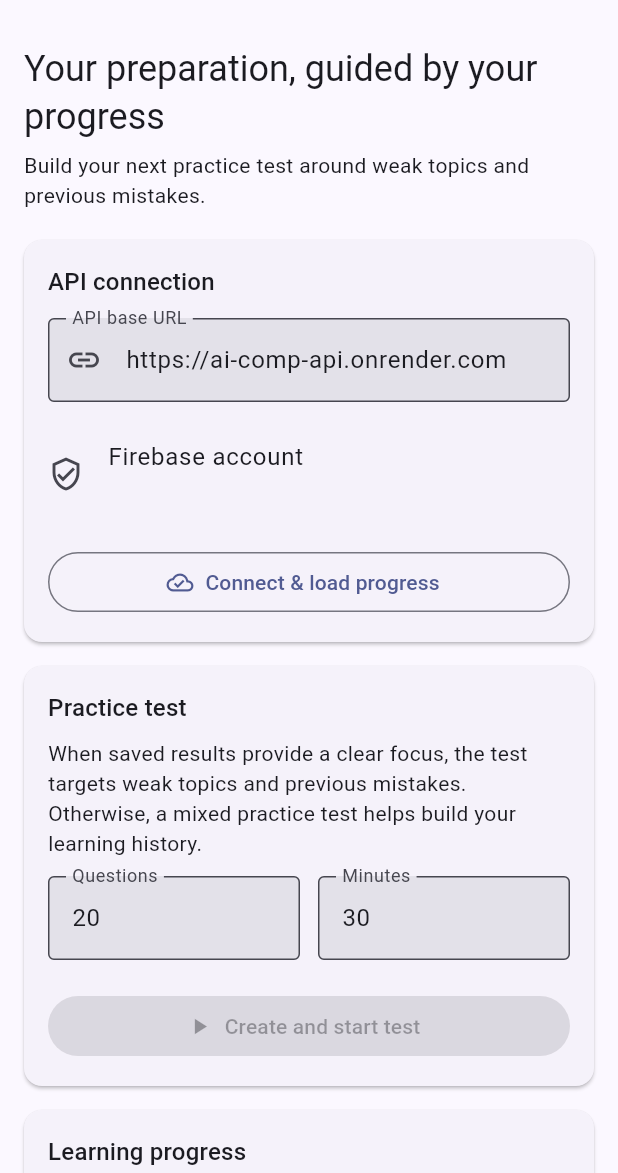
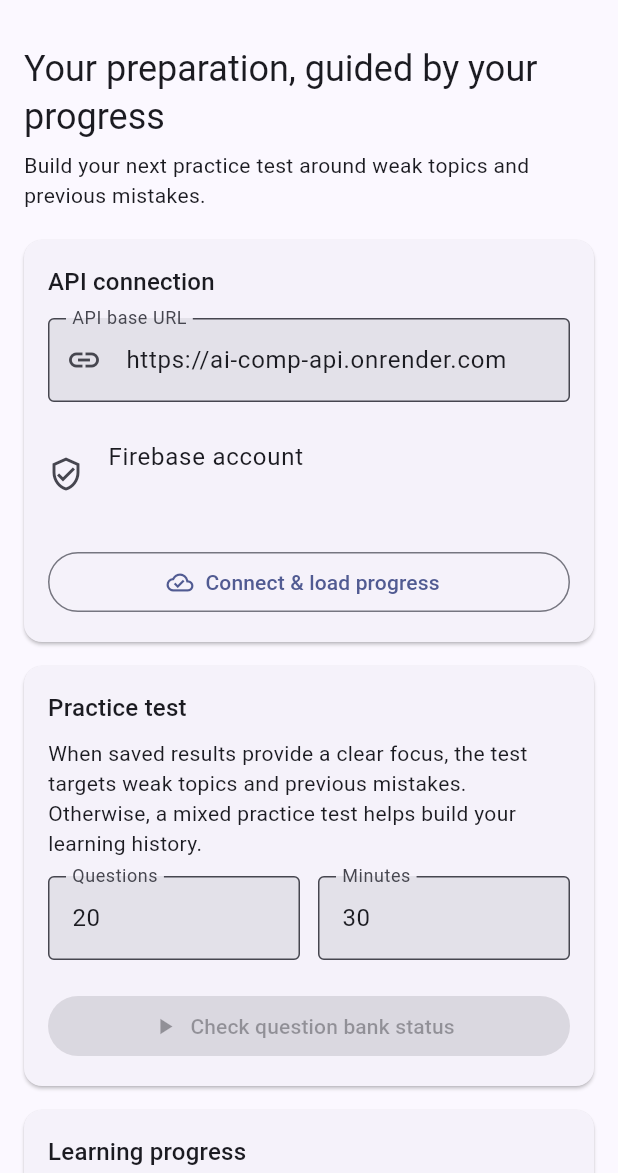
Before and after one commit to snchat78-svg/AI-COMP, a Flutter app: the screen it shows once a user with an empty profile is signed in, on a phone screen of 412 x 824 dp, the part 63-1236 px from its top. Run offline on Flutter 3.47's test engine with Material 3 defaults, Android fonts, the phone set to English and light mode, and no system bars; our stand-ins replace firebase_auth, firebase_core; accounts and stored records are empty.

Commit message:
fix: fail closed when practice pool readiness is unknown

```diff
--- a/apps/mobile/lib/screens/preparation_home_screen.dart
+++ b/apps/mobile/lib/screens/preparation_home_screen.dart
@@ -32,6 +32,7 @@ class _PreparationHomeScreenState extends State<PreparationHomeScreen> {
   LearnerAnalytics? _analytics;
   ResultsSummary? _summary;
   QuestionBankReadiness? _questionBankReadiness;
+  String? _questionBankReadinessError;
   List<TestHistoryItem> _recentSessions = const [];
   bool _loading = false;
   String? _error;
@@ -87,13 +88,11 @@ class _PreparationHomeScreenState extends State<PreparationHomeScreen> {
       final summary = await candidate.getResultsSummary();
       final sessions = await candidate.getSessions(limit: 8);
       QuestionBankReadiness? readiness;
+      String? readinessError;
       try {
         readiness = await candidate.getQuestionBankReadiness();
       } on ApiException {
-        // Preserve sign-in/dashboard access for older deployments while the
-        // new readiness endpoint is rolling out. The test action stays
-        // available unless an authoritative zero count was returned.
-        readiness = null;
+        readinessError = 'Question-bank status could not be checked. Refresh after the server update completes.';
       }
       final previous = _api;
       _api = candidate;
@@ -105,6 +104,7 @@ class _PreparationHomeScreenState extends State<PreparationHomeScreen> {
         _summary = summary;
         _recentSessions = sessions;
         _questionBankReadiness = readiness;
+        _questionBankReadinessError = readinessError;
         _loading = false;
         _error = null;
       });
@@ -132,10 +132,11 @@ class _PreparationHomeScreenState extends State<PreparationHomeScreen> {
       final summary = await api.getResultsSummary();
       final sessions = await api.getSessions(limit: 8);
       QuestionBankReadiness? readiness;
+      String? readinessError;
       try {
         readiness = await api.getQuestionBankReadiness();
       } on ApiException {
-        readiness = null;
+        readinessError = 'Question-bank status could not be checked. Refresh after the server update completes.';
       }
       if (!mounted) return;
       setState(() {
@@ -143,6 +144,7 @@ class _PreparationHomeScreenState extends State<PreparationHomeScreen> {
         _summary = summary;
         _recentSessions = sessions;
         _questionBankReadiness = readiness;
+        _questionBankReadinessError = readinessError;
       });
     } on ApiException catch (error) {
       _setError(_friendlyError(error));
@@ -158,7 +160,14 @@ class _PreparationHomeScreenState extends State<PreparationHomeScreen> {
       return;
     }
     final readiness = _questionBankReadiness;
-    if (readiness != null && !readiness.practiceTestAvailable) {
+    if (_questionBankReadinessError != null || readiness == null) {
+      _setError(
+        _questionBankReadinessError ??
+            'Question-bank status has not been checked. Refresh the dashboard before starting a test.',
+      );
+      return;
+    }
+    if (!readiness.practiceTestAvailable) {
       _setError(
         'No eligible verified questions are available yet. The question bank is not ready; refresh after official paper and answer-key verification succeeds.',
       );
@@ -335,7 +344,8 @@ class _PreparationHomeScreenState extends State<PreparationHomeScreen> {
               const SizedBox(height: 12),
               _ErrorPanel(message: _error!),
             ],
-            if (_questionBankReadiness != null) ...[
+            if (_connected &&
+                (_questionBankReadiness != null || _questionBankReadinessError != null)) ...[
               const SizedBox(height: 16),
               _buildQuestionBankReadinessCard(theme),
             ],
@@ -432,7 +442,25 @@ class _PreparationHomeScreenState extends State<PreparationHomeScreen> {
 
   Widget _buildQuestionBankReadinessCard(ThemeData theme) {
     final readiness = _questionBankReadiness;
-    if (readiness == null) return const SizedBox.shrink();
+    if (readiness == null) {
+      return Card(
+        child: Padding(
+          padding: const EdgeInsets.all(16),
+          child: Row(
+            children: [
+              const Icon(Icons.info_outline),
+              const SizedBox(width: 8),
+              Expanded(
+                child: Text(
+                  _questionBankReadinessError ??
+                      'Question-bank status has not been checked yet.',
+                ),
+              ),
+            ],
+          ),
+        ),
+      );
+    }
     final available = readiness.eligibleQuestionCount;
     final empty = available == 0;
     return Card(
@@ -528,14 +556,19 @@ class _PreparationHomeScreenState extends State<PreparationHomeScreen> {
               child: FilledButton.icon(
                 onPressed: _loading ||
                         !_connected ||
+                        _questionBankReadinessError != null ||
+                        _questionBankReadiness == null ||
                         _questionBankReadiness?.practiceTestAvailable == false
                     ? null
                     : _startAdaptivePractice,
                 icon: const Icon(Icons.play_arrow),
                 label: Text(
-                  _questionBankReadiness?.practiceTestAvailable == false
-                      ? 'Question bank not ready'
-                      : 'Create and start test',
+                  _questionBankReadinessError != null ||
+                          _questionBankReadiness == null
+                      ? 'Check question bank status'
+                      : _questionBankReadiness?.practiceTestAvailable == false
+                          ? 'Question bank not ready'
+                          : 'Create and start test',
                 ),
               ),
             ),
```
